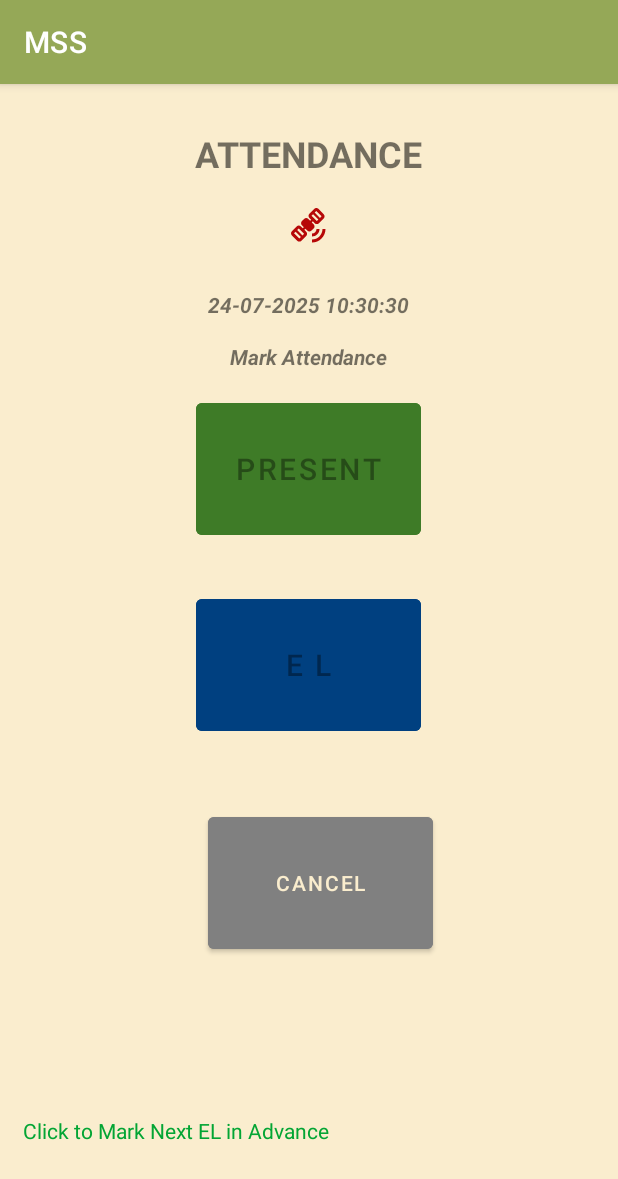
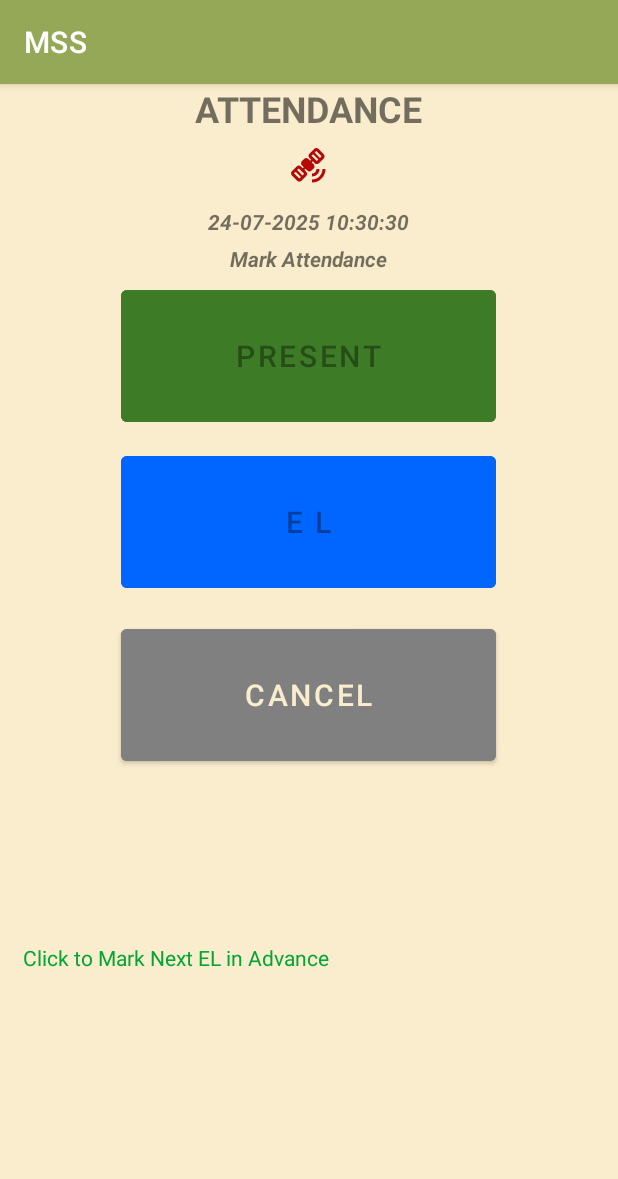
Before and after one commit to ijoaquimmartins/Workplace, an Android app: the MarkAttendance screen opened directly, with no data from a screen before it, on a phone screen of 412 x 824 dp. Shown: the top 1179 px of the screen. Run offline under Robolectric (Android 15) with nearby library versions, the phone set to English and light mode, and no system bars; our stand-ins replace Volley; network calls fail.

Commit message:
cmd24072025

```diff
--- a/app/src/main/res/layout/activity_mark_attendance.xml
+++ b/app/src/main/res/layout/activity_mark_attendance.xml
@@ -7,7 +7,6 @@
     tools:context=".MarkAttendance"
     android:orientation="vertical"
     android:background="@color/color_back">
-
     <ScrollView
         android:layout_width="match_parent"
         android:layout_height="match_parent">
@@ -19,8 +18,7 @@
                 android:layout_width="match_parent"
                 android:layout_height="wrap_content"
                 android:orientation="horizontal"
-                android:gravity="center_horizontal"
-                android:layout_marginTop="30dp">
+                android:gravity="center_horizontal">
                 <TextView
                     android:layout_width="wrap_content"
                     android:layout_height="wrap_content"
@@ -33,7 +31,7 @@
                 android:layout_height="wrap_content"
                 android:orientation="horizontal"
                 android:gravity="center_horizontal"
-                android:layout_marginTop="20dp">
+                android:layout_marginTop="10dp">
                 <ImageView
                     android:id="@+id/iconCellTower"
                     android:layout_width="wrap_content"
@@ -49,9 +47,9 @@
             <LinearLayout
                 android:layout_width="match_parent"
                 android:layout_height="wrap_content"
-                android:layout_marginStart="15dp"
-                android:layout_marginTop="15dp"
-                android:layout_marginEnd="15dp"
+                android:layout_marginStart="10dp"
+                android:layout_marginTop="10dp"
+                android:layout_marginEnd="10dp"
                 android:orientation="vertical"
                 android:gravity="center_horizontal">
                 <TextView
@@ -60,13 +58,13 @@
                     android:layout_height="wrap_content"
                     android:text="Date Time"
                     android:textStyle="bold|italic"
-                    android:layout_marginTop="15dp"/>
+                    android:layout_marginTop="5dp"/>
                 <TextView
                     android:layout_width="wrap_content"
                     android:layout_height="wrap_content"
                     android:text="Mark Attendance"
                     android:textStyle="bold|italic"
-                    android:layout_marginTop="15dp"/>
+                    android:layout_marginTop="5dp"/>
                 <Spinner
                     android:id="@+id/spinAttnMark"
                     android:layout_width="match_parent"
@@ -78,29 +76,28 @@
                     android:visibility="gone"/>
                 <Button
                     android:id="@+id/btnPresent"
-                    android:layout_width="150dp"
+                    android:layout_width="250dp"
                     android:layout_height="100dp"
                     android:text="PRESENT"
                     android:textSize="20sp"
-                    android:layout_margin="15dp"
+                    android:layout_margin="5dp"
                     android:backgroundTint="@color/color_approved"
                     android:enabled="false"/>
                 <Button
                     android:id="@+id/btnEl"
-                    android:layout_width="150dp"
+                    android:layout_width="250dp"
                     android:layout_height="100dp"
                     android:text="E L"
                     android:textSize="20sp"
-                    android:layout_margin="15dp"
-                    android:backgroundTint="#004080"
+                    android:layout_margin="5dp"
+                    android:backgroundTint="@color/submit"
                     android:enabled="false"/>
             </LinearLayout>
             <LinearLayout
                 android:layout_width="match_parent"
                 android:layout_height="wrap_content"
                 android:orientation="horizontal"
-                android:gravity="center_horizontal"
-                android:layout_marginTop="30dp">
+                android:gravity="center_horizontal">
                 <Button
                     android:id="@+id/btnSubmitAttn"
                     android:layout_width="wrap_content"
@@ -111,11 +108,12 @@
                     android:textColor="@color/black"/>
                 <Button
                     android:id="@+id/btncanceltAttn"
-                    android:layout_width="150dp"
+                    android:layout_width="250dp"
                     android:layout_height="100dp"
-                    android:layout_marginStart="15dp"
+                    android:textSize="20sp"
+                    android:layout_margin="10dp"
                     android:backgroundTint="@color/cancle"
-                    android:text="@string/cancel" />
+                    android:text="@string/cancel"/>
             </LinearLayout>
             <LinearLayout
                 android:layout_width="match_parent"
--- a/build.gradle
+++ b/build.gradle
@@ -7,4 +7,5 @@ buildscript {
 plugins {
     id 'com.android.application' version '8.7.3' apply false
     id 'com.android.library' version '8.7.3' apply false
+    id 'com.google.gms.google-services' version '4.4.3' apply false
 }
```
Also changed, not shown: app/build.gradle (+8 -3 lines), app/src/main/java/in/megasoft/workplace/LoadingActivity.java (+8 -4 lines), app/src/main/java/in/megasoft/workplace/LoginActivity.java (+24 -1 lines), app/src/main/java/in/megasoft/workplace/MainActivity.java (+30 -0 lines), app/src/main/java/in/megasoft/workplace/MarkAttendance.java (+11 -11 lines), app/src/main/java/in/megasoft/workplace/MyFirebaseMessagingService.java (added, +50 -0 lines), app/src/main/java/in/megasoft/workplace/Update.java (+15 -1 lines), app/src/main/java/in/megasoft/workplace/userDetails.java (+4 -4 lines), 1 other file.
